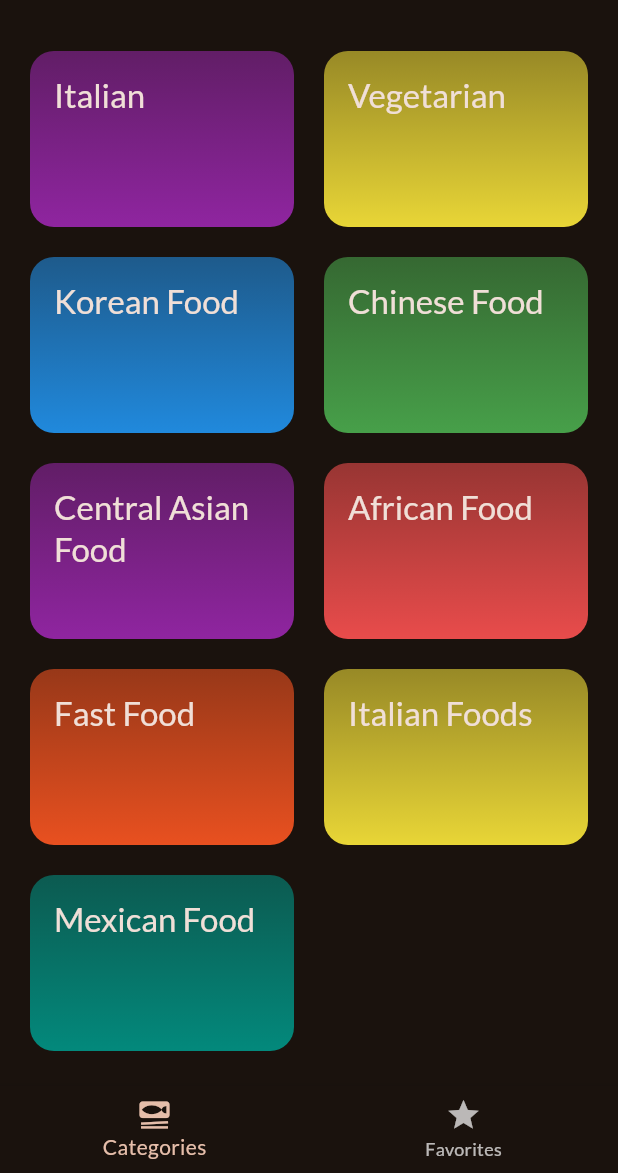
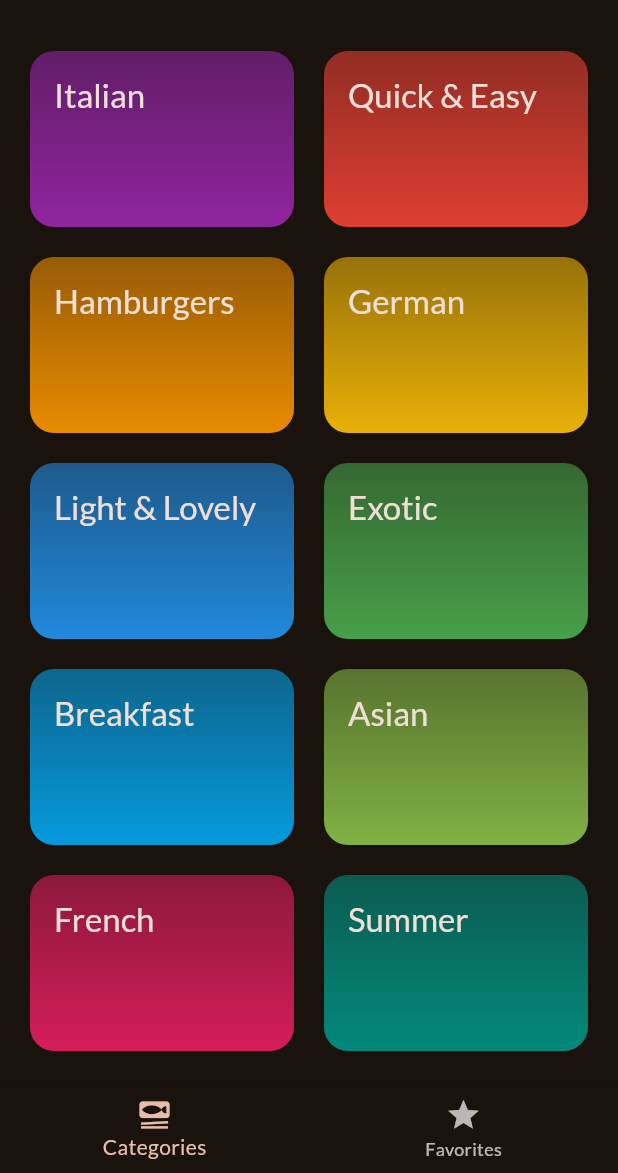
Before and after one commit to davis9707/meal_app, a Flutter app: the screen it shows after launch, on a phone screen of 412 x 824 dp, the part 63-1236 px from its top. Run offline on Flutter 3.47's test engine with Material 3 defaults, Android fonts, the phone set to English and light mode, and no system bars; our stand-ins replace flutter_riverpod, google_fonts, transparent_image; key blocks and very long unbroken strings in the code were emptied for the run.

```diff
--- a/lib/data/dummy_data.dart
+++ b/lib/data/dummy_data.dart
@@ -3,15 +3,56 @@ import 'package:flutter/material.dart';
 import 'package:meals/models/meals.dart';
 
 const availableCategories = [
-  Category(id: 'c1', title: 'Italian', color: Colors.purple),
-  Category(id: 'c2', title: 'Vegetarian', color: Colors.yellow),
-  Category(id: 'c3', title: 'Korean Food', color: Colors.blue),
-  Category(id: 'c4', title: 'Chinese Food', color: Colors.green),
-  Category(id: 'c5', title: 'Central Asian Food ', color: Colors.purple),
-  Category(id: 'c6', title: 'African Food', color: Colors.redAccent),
-  Category(id: 'c7', title: 'Fast Food', color: Colors.deepOrange),
-  Category(id: 'c8', title: 'Italian Foods', color: Colors.yellow),
-  Category(id: 'c9', title: 'Mexican Food', color: Colors.teal),
+  Category(
+    id: 'c1',
+    title: 'Italian',
+    color: Colors.purple,
+  ),
+  Category(
+    id: 'c2',
+    title: 'Quick & Easy',
+    color: Colors.red,
+  ),
+  Category(
+    id: 'c3',
+    title: 'Hamburgers',
+    color: Colors.orange,
+  ),
+  Category(
+    id: 'c4',
+    title: 'German',
+    color: Colors.amber,
+  ),
+  Category(
+    id: 'c5',
+    title: 'Light & Lovely',
+    color: Colors.blue,
+  ),
+  Category(
+    id: 'c6',
+    title: 'Exotic',
+    color: Colors.green,
+  ),
+  Category(
+    id: 'c7',
+    title: 'Breakfast',
+    color: Colors.lightBlue,
+  ),
+  Category(
+    id: 'c8',
+    title: 'Asian',
+    color: Colors.lightGreen,
+  ),
+  Category(
+    id: 'c9',
+    title: 'French',
+    color: Colors.pink,
+  ),
+  Category(
+    id: 'c10',
+    title: 'Summer',
+    color: Colors.teal,
+  ),
 ];
 
 const meals = [
--- a/lib/pages/categories.dart
+++ b/lib/pages/categories.dart
@@ -5,13 +5,40 @@ import 'package:meals/models/meals.dart';
 import 'package:meals/widgets/category_grid_item.dart';
 import 'package:meals/pages/meals.dart';
 
-class Categories extends StatelessWidget {
+class Categories extends StatefulWidget {
   const Categories({super.key, required this.availabledMeals});
 
   final List<Meal> availabledMeals;
 
+  @override
+  State<Categories> createState() => _CategoriesState();
+}
+
+class _CategoriesState extends State<Categories>
+    with SingleTickerProviderStateMixin {
+  // As soon as we hace time for the first time
+  late AnimationController _animationController;
+  @override
+  void initState() {
+    // TODO: implement initState
+    super.initState();
+    _animationController = AnimationController(
+        vsync: this,
+        duration: const Duration(milliseconds: 300),
+        lowerBound: 0,
+        upperBound: 1);
+    _animationController.forward();
+  }
+
+  @override
+  void dispose() {
+    // TODO: implement dispose
+    _animationController.dispose();
+    super.dispose();
+  }
+
   void _selectCategory(BuildContext context, Category category) {
-    final filteredMeals = availabledMeals
+    final filteredMeals = widget.availabledMeals
         .where((meal) => meal.categories.contains(category.id))
         .toList();
 
@@ -22,7 +49,9 @@ class Categories extends StatelessWidget {
 
   @override
   Widget build(BuildContext context) {
-    return GridView(
+    return AnimatedBuilder(
+        animation: _animationController,
+        child: GridView(
           padding: const EdgeInsets.all(20),
           gridDelegate: SliverGridDelegateWithFixedCrossAxisCount(
               crossAxisCount: 2,
@@ -38,6 +67,17 @@ class Categories extends StatelessWidget {
                     _selectCategory(context, category);
                   })
           ],
-    );
+        ),
+        builder: (context, child) => SlideTransition(
+              position: Tween(
+                      begin: const Offset(0, 0.3),
+                      end: const Offset(
+                        0,
+                        0,
+                      ))
+                  .animate(CurvedAnimation(
+                      parent: _animationController, curve: Curves.easeInOut)),
+              child: child,
+            ));
   }
 }
--- a/lib/pages/tabs.dart
+++ b/lib/pages/tabs.dart
@@ -3,7 +3,7 @@ import 'package:flutter/material.dart';
 import 'package:meals/pages/categories.dart';
 import 'package:meals/pages/filters.dart';
 import 'package:meals/pages/meals.dart';
-import 'package:meals/providers/meals_provider.dart';
+
 import 'package:meals/widgets/main_drawer.dart';
 import 'package:flutter_riverpod/flutter_riverpod.dart';
 import 'package:meals/providers/favorites_provider.dart';
--- a/lib/widgets/meal_detail.dart
+++ b/lib/widgets/meal_detail.dart
@@ -6,7 +6,6 @@ import 'package:meals/providers/meals_provider.dart';
 
 class MealDetail extends ConsumerWidget {
   const MealDetail({super.key, required this.meal});
-
   final Meal meal;
 
   @override
@@ -29,14 +28,29 @@ class MealDetail extends ConsumerWidget {
                           ? 'Meal added as a favorite'
                           : 'Meal removed')));
                 },
-                icon: Icon(isFavorite ? Icons.star : Icons.star_border))
+                icon: AnimatedSwitcher(
+                  duration: const Duration(microseconds: 300),
+                  transitionBuilder: (child, animation) {
+                    return RotationTransition(
+                      turns: Tween(begin: 0.5, end: 1.0).animate(animation),
+                      child: child,
+                    );
+                  },
+                  child: Icon(
+                    isFavorite ? Icons.star : Icons.star_border,
+                    key: ValueKey(isFavorite),
+                  ),
+                ))
           ],
         ),
         body: SingleChildScrollView(
           child: Column(
             children: [
-              Image.network(meal.imageUrl,
-                  width: double.infinity, height: 300, fit: BoxFit.cover),
+              Hero(
+                tag: meal.id,
+                child: Image.network(meal.imageUrl,
+                    width: double.infinity, height: 300, fit: BoxFit.cover),
+              ),
               const SizedBox(height: 14),
               Text(
                 'Ingredients',
--- a/lib/widgets/meal_item.dart
+++ b/lib/widgets/meal_item.dart
@@ -33,12 +33,15 @@ class MealItem extends StatelessWidget {
         },
         child: Stack(
           children: [
-            FadeInImage(
-              placeholder: MemoryImage(kTransparentImage),
-              image: NetworkImage(meal.imageUrl),
-              height: 200,
-              width: double.infinity,
-              fit: BoxFit.cover,
+            Hero(
+              tag: meal.id,
+              child: FadeInImage(
+                placeholder: MemoryImage(kTransparentImage),
+                image: NetworkImage(meal.imageUrl),
+                height: 200,
+                width: double.infinity,
+                fit: BoxFit.cover,
+              ),
             ),
             Positioned(
                 bottom: 0,
```
Also changed, not shown: lib/assets/categories.png (added), lib/assets/favorites.png (added), lib/assets/filters.png (added), lib/assets/meal_detail.png (added), lib/assets/meals.png (added), lib/assets/side-drawer.png (added), 1 other file. Lines whose indentation alone changed are shown as unchanged.
